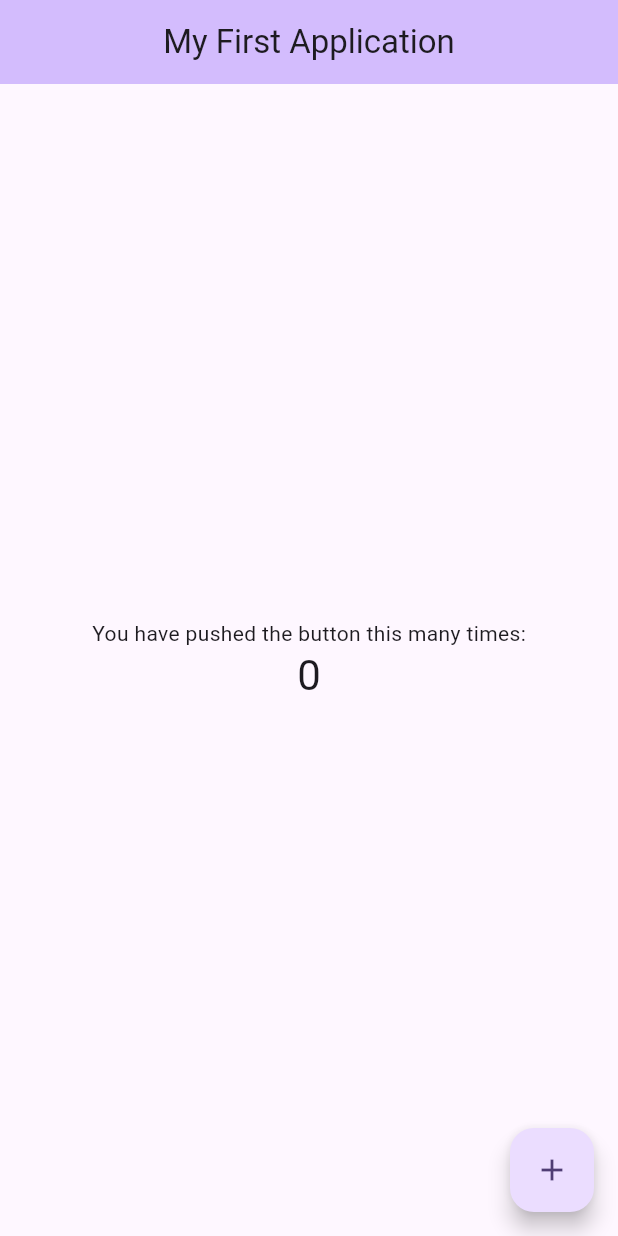
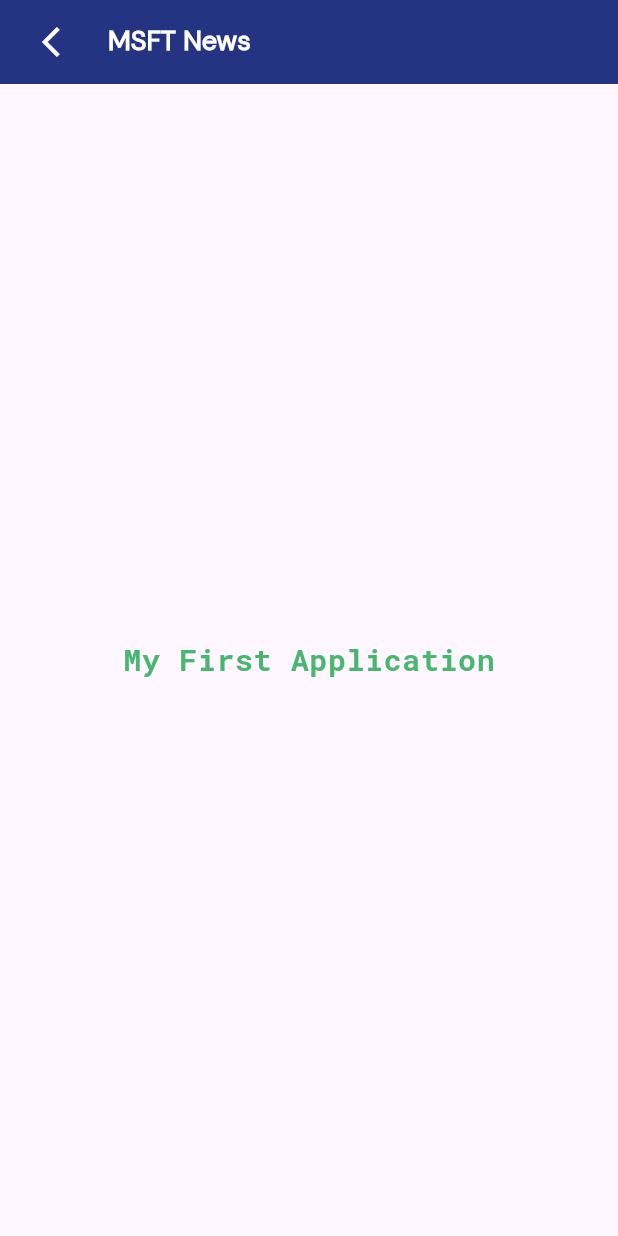
Before and after one commit to VitaliiKharlan/my_first_app, a Flutter app: the screen it shows after launch, on a phone screen of 412 x 824 dp. Run offline on Flutter 3.47's test engine with Material 3 defaults, Android fonts, the phone set to English and light mode, and no system bars.

Commit message:
add text style

```diff
--- /dev/null
+++ b/lib/app/my_app.dart
@@ -0,0 +1,16 @@
+import 'package:flutter/material.dart';
+import '../ui/screens/main_screen.dart';
+
+class MyApp extends StatelessWidget {
+  const MyApp({super.key});
+
+  @override
+  Widget build(BuildContext context) {
+    return MaterialApp(
+      debugShowCheckedModeBanner: false,
+      title: 'Flutter Demo',
+      theme: ThemeData.light(),
+      home: const MainScreen(),
+    );
+  }
+}
--- a/lib/main.dart
+++ b/lib/main.dart
@@ -1,5 +1,5 @@
 import 'package:flutter/material.dart';
-import 'ui/widgets/app/my_app.dart';
+import 'app/my_app.dart';
 
 void main() {
   runApp(const MyApp());
--- /dev/null
+++ b/lib/ui/screens/main_screen.dart
@@ -0,0 +1,52 @@
+import 'package:flutter/material.dart';
+import '../theme/app_colors.dart';
+import '../theme/app_text_style.dart';
+
+class MainScreen extends StatelessWidget {
+  const MainScreen({super.key});
+
+  @override
+  Widget build(BuildContext context) {
+    return Scaffold(
+      appBar: AppBar(
+        backgroundColor: AppColors.primaryMain,
+        // centerTitle: true,
+
+        iconTheme: const IconThemeData(color: Colors.white),
+        title: Row(
+          children: [
+            Padding(
+              padding: const EdgeInsets.only(
+                left: 0,
+                top: 16,
+                right: 8,
+                bottom: 16,
+              ),
+              child: IconButton(
+                onPressed: () {},
+                icon: const Icon(Icons.arrow_back_ios),
+              ),
+            ),
+            const Text('MSFT News'),
+          ],
+        ),
+        titleTextStyle:
+            AppTextStyle.headingH4.copyWith(color: AppColors.utilityWhite),
+      ),
+      body: SafeArea(
+        child: Column(
+          mainAxisAlignment: MainAxisAlignment.center,
+          children: [
+            Center(
+              child: Text(
+                'My First Application',
+                style:
+                    AppTextStyle.mfa.copyWith(color: AppColors.signalSuccess),
+              ),
+            ),
+          ],
+        ),
+      ),
+    );
+  }
+}
--- /dev/null
+++ b/lib/ui/theme/app_colors.dart
@@ -0,0 +1,49 @@
+import 'package:flutter/material.dart';
+
+abstract class AppColors {
+  // Primary
+  static const Color primaryMain = Color(0xFF243482);
+  static const Color primaryLight = Color(0xFF99A2EE);
+  static const Color primaryDark = Color(0xFF0A1658);
+
+  // Secondary
+  static const Color secondaryMain = Color(0xFFFFDED3);
+  static const Color secondaryLight = Color(0xFFFFF9F8);
+  static const Color secondaryDark = Color(0xFFECB4A7);
+
+  // Tertiary
+  static const Color tertiary1 = Color(0xFF966AF3);
+  static const Color tertiary2 = Color(0xFFFF646C);
+  static const Color tertiary3 = Color(0xFFE3F6F9);
+  static const Color tertiary4 = Color(0xFFB9F6F3);
+
+  // GrayTones
+  static const Color grayTones1 = Color(0xFF2D3551);
+  static const Color grayTones2 = Color(0xFF515870);
+  static const Color grayTones3 = Color(0xFF838898);
+  static const Color grayTones4 = Color(0xFFC0C2C9);
+  static const Color grayTones5 = Color(0xFFE5E5E5);
+
+  // Utility
+  static const Color utilityBlack = Color(0xFF051135);
+  static const Color utilityWhite = Color(0xFFFFFFFF);
+  static const Color utilityBackground = Color(0xFFF9F9F9);
+
+  // Signal
+  static const Color signalSuccess = Color(0xFF4AB771);
+  static const Color signalWarning = Color(0xFFFFBC0C);
+  static const Color signalDanger = Color(0xFFEB4D4B);
+
+  // Indicators
+  static const Color indicatorsPositiveMain = Color(0xFF1FAA80);
+  static const Color indicatorsPositiveLight = Color(0xFFEFFCF7);
+  static const Color indicatorsPositiveDark = Color(0xFF019975);
+
+  static const Color indicatorsNegativeMain = Color(0xFFEB4D4B);
+  static const Color indicatorsNegativeLight = Color(0xFFFBF1F1);
+  static const Color indicatorsNegativeDark = Color(0xFFC22023);
+
+  static const Color indicatorsWarningMain = Color(0xFFFFBC0C);
+  static const Color indicatorsWarningLight = Color(0xFFFFF7E0);
+  static const Color indicatorsWarningDark = Color(0xFFC28B00);
+}
--- /dev/null
+++ b/lib/ui/theme/app_text_style.dart
@@ -0,0 +1,48 @@
+import 'package:flutter/material.dart';
+
+abstract class AppTextStyle {
+  static const bodySupplementary = TextStyle(
+    fontFamily: 'DM Sans',
+    fontSize: 12,
+    fontStyle: FontStyle.normal,
+    fontWeight: FontWeight.w400,
+    height: 1.0,
+    letterSpacing: 0.0,
+  );
+
+  static const headingH4 = TextStyle(
+    fontFamily: 'DM Sans',
+    fontSize: 18,
+    fontStyle: FontStyle.normal,
+    fontWeight: FontWeight.w600,
+    height: 1.0,
+    letterSpacing: 0.0,
+  );
+
+  static const headingH5 = TextStyle(
+    fontFamily: 'DM Sans',
+    fontSize: 16,
+    fontStyle: FontStyle.normal,
+    fontWeight: FontWeight.w500,
+    height: 1.0,
+    letterSpacing: 0.0,
+  );
+
+  static const promo = TextStyle(
+    fontFamily: 'Lato',
+    fontSize: 17,
+    fontStyle: FontStyle.normal,
+    fontWeight: FontWeight.w500,
+    height: 1.2,
+    letterSpacing: 0.0,
+  );
+
+  static const mfa = TextStyle(
+    fontFamily: 'RobotoMono',
+    fontSize: 20,
+    fontStyle: FontStyle.normal,
+    fontWeight: FontWeight.bold,
+    height: 1.25,
+    letterSpacing: 0.4,
+  );
+}
--- /dev/null
+++ b/lib/ui/theme/app_theme.dart
@@ -0,0 +1,34 @@
+import 'package:flutter/material.dart';
+import 'app_colors.dart';
+
+abstract class AppTheme {
+  static final light = ThemeData(
+    primarySwatch: Colors.blue,
+    scaffoldBackgroundColor: AppColors.primaryMain,
+    colorScheme: ColorScheme.fromSeed(seedColor: Colors.deepPurple),
+    appBarTheme: AppBarTheme(
+      color: AppColors.indicatorsWarningMain,
+      backgroundColor: AppColors.indicatorsWarningDark,
+      titleTextStyle: const TextStyle(
+        color: Colors.green,
+        fontSize: 20,
+      ),
+    ),
+    useMaterial3: true,
+  );
+
+  static final dark = ThemeData(
+    primarySwatch: Colors.blue,
+    scaffoldBackgroundColor: AppColors.primaryMain,
+    colorScheme: ColorScheme.fromSeed(seedColor: Colors.deepPurple),
+    appBarTheme: AppBarTheme(
+      color: AppColors.indicatorsWarningMain,
+      backgroundColor: AppColors.indicatorsWarningDark,
+      titleTextStyle: const TextStyle(
+        color: Colors.green,
+        fontSize: 20,
+      ),
+    ),
+    useMaterial3: true,
+  );
+}
--- a/lib/ui/widgets/app/my_app.dart
+++ /dev/null
@@ -1,67 +0,0 @@
-import 'package:flutter/material.dart';
-
-class MyApp extends StatelessWidget {
-  const MyApp({super.key});
-
-  @override
-  Widget build(BuildContext context) {
-    return MaterialApp(
-      debugShowCheckedModeBanner: false,
-      title: 'Flutter Demo',
-      theme: ThemeData(
-        colorScheme: ColorScheme.fromSeed(seedColor: Colors.deepPurple),
-        useMaterial3: true,
-      ),
-      home: const MyHomePage(title: 'My First Application'),
-    );
-  }
-}
-
-class MyHomePage extends StatefulWidget {
-  const MyHomePage({super.key, required this.title});
-
-  final String title;
-
-  @override
-  State<MyHomePage> createState() => _MyHomePageState();
-}
-
-class _MyHomePageState extends State<MyHomePage> {
-  int _counter = 0;
-
-  void _incrementCounter() {
-    setState(() {
-      _counter++;
-    });
-  }
-
-  @override
-  Widget build(BuildContext context) {
-    return Scaffold(
-      appBar: AppBar(
-        centerTitle: true,
-        backgroundColor: Theme.of(context).colorScheme.inversePrimary,
-        title: Text(widget.title),
-      ),
-      body: Center(
-        child: Column(
-          mainAxisAlignment: MainAxisAlignment.center,
-          children: <Widget>[
-            const Text(
-              'You have pushed the button this many times:',
-            ),
-            Text(
-              '$_counter',
-              style: Theme.of(context).textTheme.headlineMedium,
-            ),
-          ],
-        ),
-      ),
-      floatingActionButton: FloatingActionButton(
-        onPressed: _incrementCounter,
-        tooltip: 'Increment',
-        child: const Icon(Icons.add),
-      ),
-    );
-  }
-}
```
Also changed, not shown: pubspec.yaml (+12 -0 lines), Screenshot_20240215_013514.png (added), assets/fonts/dm_sans/regular.ttf (added), assets/fonts/lufga/bold.ttf (added), assets/fonts/lufga/medium.ttf (added), pubspec.lock.
